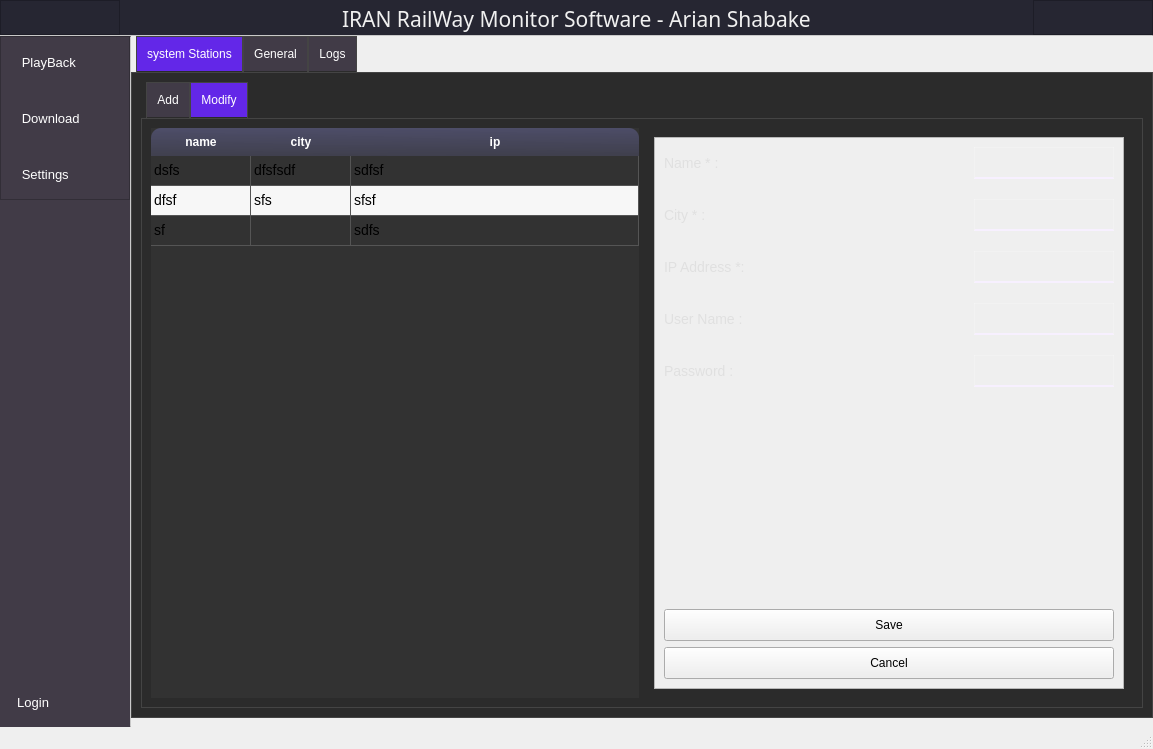
This is UIFiles/main_UI.ui in amirhossein-mlkz/railProject_server as Qt 5 draws it before an edit. The edited form follows.
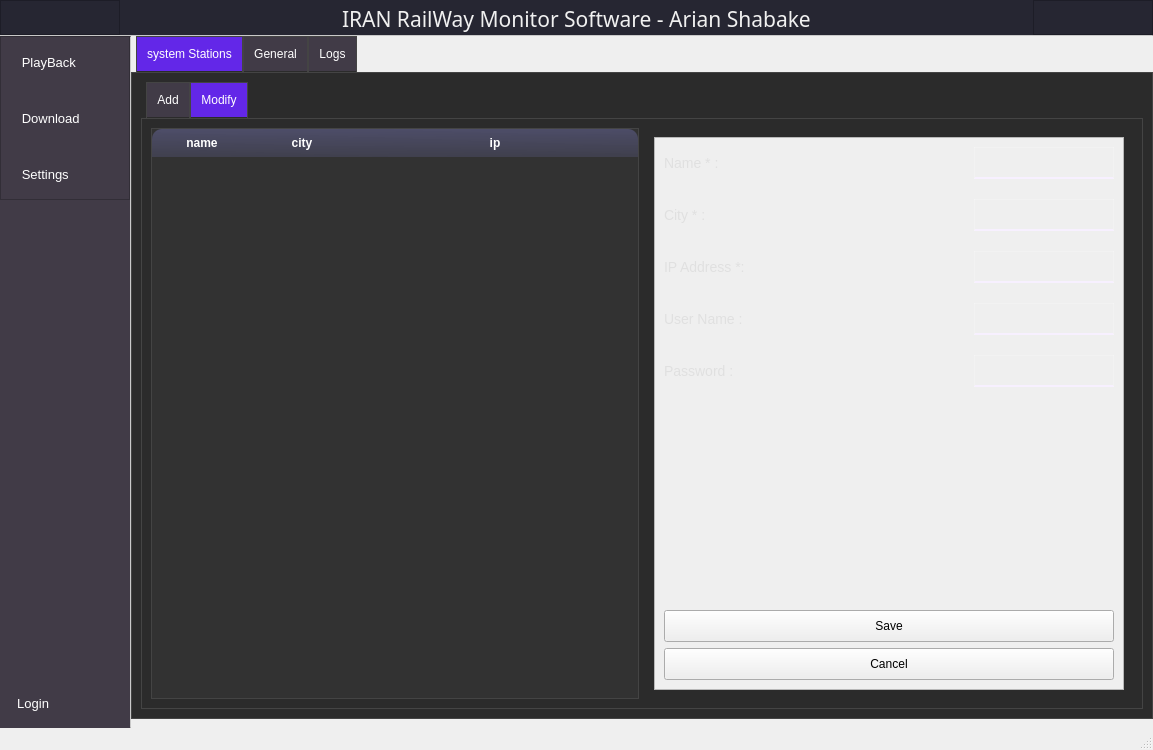
This is the edited form. The open tabs and pages were chosen to show the change. Icons and pictures are not drawn. Custom widgets are drawn as their Qt base class.

The edit to the form file:
```diff
--- a/UIFiles/main_UI.ui
+++ b/UIFiles/main_UI.ui
@@ -7,7 +7,7 @@
     <x>0</x>
     <y>0</y>
     <width>1153</width>
-    <height>749</height>
+    <height>750</height>
    </rect>
   </property>
   <property name="windowTitle">
@@ -230,10 +230,10 @@
 
     text-align:centre;
         
-	color: : rgb(83, 83, 83);
-        border: 1px solid #444444;  /* حاشیه دور جدول */
-        gridline-color: #555555;  /* رنگ خطوط شبکه بین سلول‌ها */
-        font-size: 14px;  /* اندازه فونت */
+	color: rgb(220, 220, 220);
+	border: 1px solid #444444;  /* حاشیه دور جدول */
+	gridline-color: #555555;  /* رنگ خطوط شبکه بین سلول‌ها */
+	font-size: 14px;  /* اندازه فونت */
     }
 
     QHeaderView {
@@ -2361,7 +2361,7 @@
                       <item>
                        <widget class="QTableWidget" name="system_stations_table">
                         <property name="styleSheet">
-                         <string notr="true">border:none;</string>
+                         <string notr="true"/>
                         </property>
                         <property name="verticalScrollBarPolicy">
                          <enum>Qt::ScrollBarPolicy::ScrollBarAsNeeded</enum>
@@ -2370,7 +2370,7 @@
                          <set>QAbstractItemView::EditTrigger::NoEditTriggers</set>
                         </property>
                         <property name="alternatingRowColors">
-                         <bool>true</bool>
+                         <bool>false</bool>
                         </property>
                         <property name="selectionMode">
                          <enum>QAbstractItemView::SelectionMode::NoSelection</enum>
@@ -2384,21 +2384,6 @@
                         <attribute name="verticalHeaderVisible">
                          <bool>false</bool>
                         </attribute>
-                        <row>
-                         <property name="text">
-                          <string>fdsf</string>
-                         </property>
-                        </row>
-                        <row>
-                         <property name="text">
-                          <string>sdfsf</string>
-                         </property>
-                        </row>
-                        <row>
-                         <property name="text">
-                          <string>New Row</string>
-                         </property>
-                        </row>
                         <column>
                          <property name="text">
                           <string>name</string>
@@ -2414,46 +2399,6 @@
                           <string>ip</string>
                          </property>
                         </column>
-                        <item row="0" column="0">
-                         <property name="text">
-                          <string>dsfs</string>
-                         </property>
-                        </item>
-                        <item row="0" column="1">
-                         <property name="text">
-                          <string>dfsfsdf</string>
-                         </property>
-                        </item>
-                        <item row="0" column="2">
-                         <property name="text">
-                          <string>sdfsf</string>
-                         </property>
-                        </item>
-                        <item row="1" column="0">
-                         <property name="text">
-                          <string>dfsf</string>
-                         </property>
-                        </item>
-                        <item row="1" column="1">
-                         <property name="text">
-                          <string>sfs</string>
-                         </property>
-                        </item>
-                        <item row="1" column="2">
-                         <property name="text">
-                          <string>sfsf</string>
-                         </property>
-                        </item>
-                        <item row="2" column="0">
-                         <property name="text">
-                          <string>sf</string>
-                         </property>
-                        </item>
-                        <item row="2" column="2">
-                         <property name="text">
-                          <string>sdfs</string>
-                         </property>
-                        </item>
                        </widget>
                       </item>
                       <item>
@@ -2487,8 +2432,8 @@
                              <rect>
                               <x>0</x>
                               <y>0</y>
-                              <width>218</width>
-                              <height>402</height>
+                              <width>468</width>
+                              <height>548</height>
                              </rect>
                             </property>
                             <property name="styleClass" stdset="0">
```
Left out of the diff: 50 changed lines with no effect on the pictures.
